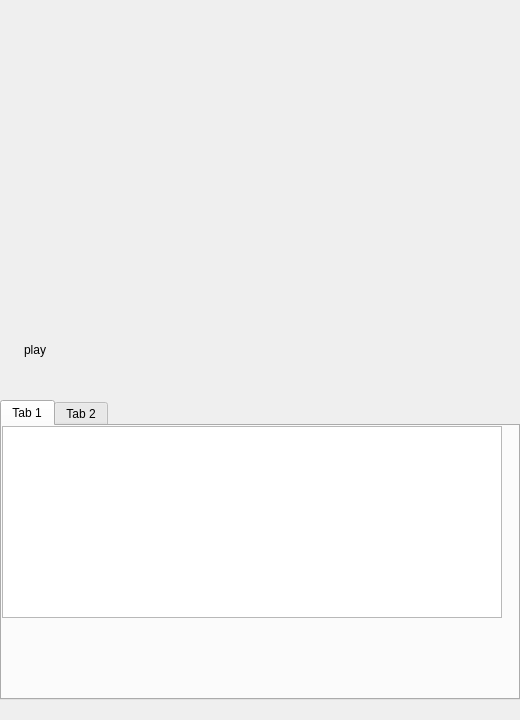
This is form.ui in mrhashemian/wema-player as Qt 5 draws it before an edit. The edited form follows.
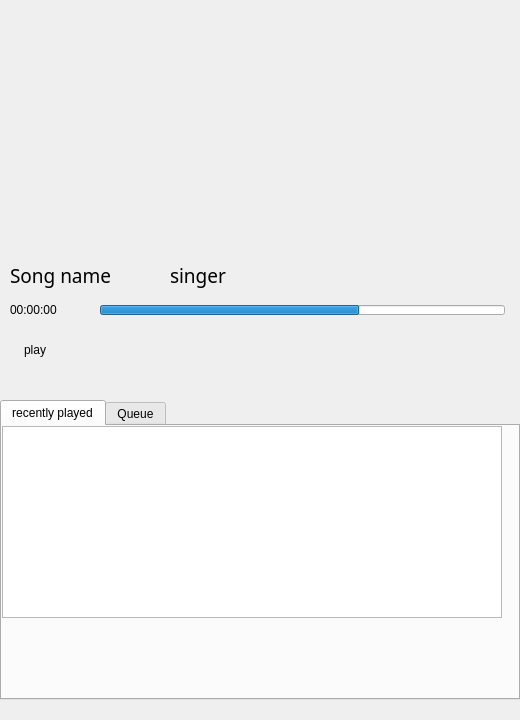
This is the edited form. Icons and pictures are not drawn.

What changed in the file:
```diff
--- a/form.ui
+++ b/form.ui
@@ -21,12 +21,7 @@
    <string notr="true">&lt;html&gt;&lt;head/&gt;&lt;body&gt;&lt;p&gt;nj&lt;/p&gt;&lt;/body&gt;&lt;/html&gt;</string>
   </property>
   <property name="styleSheet">
-   <string notr="true">QWidget #cover{
-image: url(&quot;assets/icon/cover.jpg&quot;) cover;
-background-position:center center;
-background-clip:padding;
-border-radius:7px;
-}</string>
+   <string notr="true"/>
   </property>
   <widget class="QFrame" name="frame">
    <property name="geometry">
@@ -45,6 +40,101 @@
    <property name="layoutDirection">
     <enum>Qt::RightToLeft</enum>
    </property>
+   <widget class="QLabel" name="songname">
+    <property name="geometry">
+     <rect>
+      <x>10</x>
+      <y>260</y>
+      <width>141</width>
+      <height>30</height>
+     </rect>
+    </property>
+    <property name="font">
+     <font>
+      <family>Forte</family>
+      <pointsize>14</pointsize>
+      <weight>50</weight>
+      <bold>false</bold>
+     </font>
+    </property>
+    <property name="text">
+     <string>Song name</string>
+    </property>
+   </widget>
+   <widget class="QLabel" name="singer">
+    <property name="geometry">
+     <rect>
+      <x>170</x>
+      <y>260</y>
+      <width>80</width>
+      <height>30</height>
+     </rect>
+    </property>
+    <property name="font">
+     <font>
+      <family>Forte</family>
+      <pointsize>14</pointsize>
+      <weight>50</weight>
+      <bold>false</bold>
+     </font>
+    </property>
+    <property name="text">
+     <string>singer</string>
+    </property>
+   </widget>
+   <widget class="QProgressBar" name="timebar">
+    <property name="geometry">
+     <rect>
+      <x>100</x>
+      <y>305</y>
+      <width>405</width>
+      <height>10</height>
+     </rect>
+    </property>
+    <property name="value">
+     <number>64</number>
+    </property>
+    <property name="textVisible">
+     <bool>false</bool>
+    </property>
+    <property name="invertedAppearance">
+     <bool>true</bool>
+    </property>
+   </widget>
+   <widget class="QLabel" name="time">
+    <property name="geometry">
+     <rect>
+      <x>10</x>
+      <y>300</y>
+      <width>101</width>
+      <height>20</height>
+     </rect>
+    </property>
+    <property name="font">
+     <font>
+      <pointsize>9</pointsize>
+      <underline>false</underline>
+     </font>
+    </property>
+    <property name="text">
+     <string>00:00:00</string>
+    </property>
+   </widget>
+   <widget class="QWidget" name="cover" native="true">
+    <property name="geometry">
+     <rect>
+      <x>140</x>
+      <y>5</y>
+      <width>240</width>
+      <height>240</height>
+     </rect>
+    </property>
+    <property name="styleSheet">
+     <string notr="true">QWidget #cover{
+image: url(&quot;assets/images/cover.jpg&quot;);
+}</string>
+    </property>
+   </widget>
   </widget>
   <widget class="QFrame" name="frame_2">
    <property name="geometry">
@@ -108,7 +198,7 @@
     <property name="geometry">
      <rect>
       <x>65</x>
-      <y>10</y>
+      <y>11</y>
       <width>40</width>
       <height>40</height>
      </rect>
@@ -137,7 +227,7 @@
     <property name="geometry">
      <rect>
       <x>145</x>
-      <y>10</y>
+      <y>11</y>
       <width>40</width>
       <height>40</height>
      </rect>
@@ -166,7 +256,7 @@
     <property name="geometry">
      <rect>
       <x>105</x>
-      <y>10</y>
+      <y>11</y>
       <width>40</width>
       <height>40</height>
      </rect>
@@ -201,9 +291,12 @@
      <height>300</height>
     </rect>
    </property>
-   <widget class="QWidget" name="tab">
+   <property name="currentIndex">
+    <number>0</number>
+   </property>
+   <widget class="QWidget" name="recent">
     <attribute name="title">
-     <string>Tab 1</string>
+     <string>recently played</string>
     </attribute>
     <widget class="QListWidget" name="listWidget">
      <property name="geometry">
@@ -218,7 +311,7 @@
    </widget>
    <widget class="QWidget" name="tab_2">
     <attribute name="title">
-     <string>Tab 2</string>
+     <string>Queue</string>
     </attribute>
    </widget>
   </widget>
```
Left out of the diff: 14 changed lines with no effect on the pictures.
